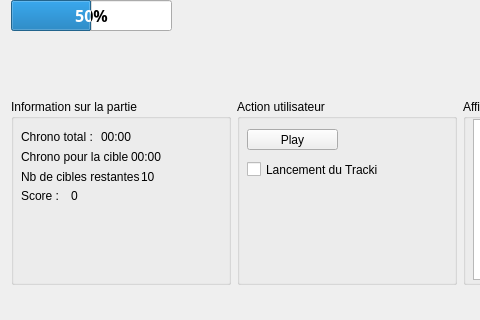
This is Projet_Catakoi/mainwindow.ui in arnaudricaud/ProjetBM as Qt 5 draws it before an edit; both pictures show x 0 to 480 and y 148 to 468 of the 694 by 468 pixel window. The edited form follows.
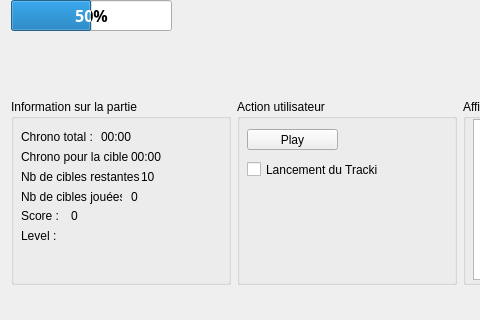
This is the edited form. Custom widgets are drawn as their Qt base class.

Commit message: level OK

```diff
--- a/Projet_Catakoi/mainwindow.ui
+++ b/Projet_Catakoi/mainwindow.ui
@@ -99,7 +99,7 @@
              <property name="geometry">
               <rect>
                <x>10</x>
-               <y>90</y>
+               <y>110</y>
                <width>47</width>
                <height>13</height>
               </rect>
@@ -151,7 +151,7 @@
              <property name="geometry">
               <rect>
                <x>60</x>
-               <y>90</y>
+               <y>110</y>
                <width>47</width>
                <height>13</height>
               </rect>
@@ -160,6 +160,58 @@
               <string>0</string>
              </property>
             </widget>
+            <widget class="QLabel" name="label_5">
+             <property name="geometry">
+              <rect>
+               <x>10</x>
+               <y>90</y>
+               <width>101</width>
+               <height>16</height>
+              </rect>
+             </property>
+             <property name="text">
+              <string>Nb de cibles jouées :</string>
+             </property>
+            </widget>
+            <widget class="QLabel" name="labelCibleJ">
+             <property name="geometry">
+              <rect>
+               <x>120</x>
+               <y>90</y>
+               <width>51</width>
+               <height>16</height>
+              </rect>
+             </property>
+             <property name="text">
+              <string>0</string>
+             </property>
+            </widget>
+            <widget class="QLabel" name="label_6">
+             <property name="geometry">
+              <rect>
+               <x>10</x>
+               <y>130</y>
+               <width>47</width>
+               <height>13</height>
+              </rect>
+             </property>
+             <property name="text">
+              <string>Level :</string>
+             </property>
+            </widget>
+            <widget class="QLabel" name="labelLevel">
+             <property name="geometry">
+              <rect>
+               <x>50</x>
+               <y>126</y>
+               <width>51</width>
+               <height>20</height>
+              </rect>
+             </property>
+             <property name="text">
+              <string/>
+             </property>
+            </widget>
            </widget>
           </item>
          </layout>
```
Left out of the diff: 2 changed lines with no effect on the pictures. The commit also changes 4 other files.
